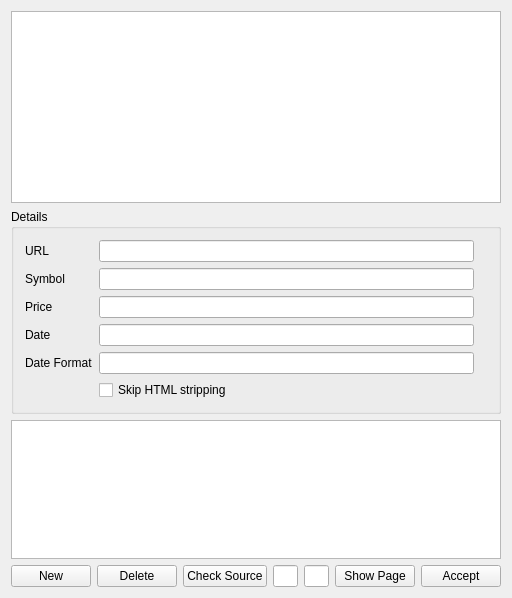
Qt form kmymoney/dialogs/settings/ksettingsonlinequotesdecl.ui (rhabacker/kmymoney) before a commit.
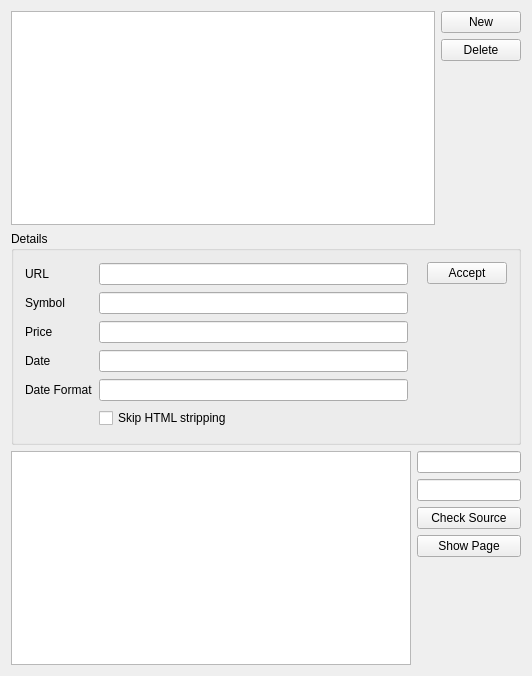
The same form after that commit. Custom widgets are drawn as their Qt base class.

Commit message: Refactor online quote config dialog

Diff of the .ui file:
```diff
--- a/kmymoney/dialogs/settings/ksettingsonlinequotesdecl.ui
+++ b/kmymoney/dialogs/settings/ksettingsonlinequotesdecl.ui
@@ -6,8 +6,8 @@
    <rect>
     <x>0</x>
     <y>0</y>
-    <width>512</width>
-    <height>598</height>
+    <width>532</width>
+    <height>676</height>
    </rect>
   </property>
   <property name="minimumSize">
@@ -19,7 +19,11 @@
   <property name="windowTitle">
    <string>Online Quotes</string>
   </property>
-  <layout class="QVBoxLayout">
+  <layout class="QGridLayout" name="gridLayout_2">
+   <item row="0" column="0">
+    <layout class="QVBoxLayout" name="verticalLayout_5">
+     <item>
+      <layout class="QHBoxLayout" name="horizontalLayout">
    <item>
     <widget class="KListWidget" name="m_quoteSourceList">
      <property name="sizePolicy">
@@ -31,6 +35,39 @@
     </widget>
    </item>
    <item>
+        <layout class="QVBoxLayout" name="verticalLayout">
+         <item>
+          <widget class="KPushButton" name="m_newButton">
+           <property name="text">
+            <string comment="@action create new quote source">New</string>
+           </property>
+          </widget>
+         </item>
+         <item>
+          <widget class="KPushButton" name="m_deleteButton">
+           <property name="text">
+            <string>Delete</string>
+           </property>
+          </widget>
+         </item>
+         <item>
+          <spacer name="verticalSpacer">
+           <property name="orientation">
+            <enum>Qt::Vertical</enum>
+           </property>
+           <property name="sizeHint" stdset="0">
+            <size>
+             <width>20</width>
+             <height>40</height>
+            </size>
+           </property>
+          </spacer>
+         </item>
+        </layout>
+       </item>
+      </layout>
+     </item>
+     <item>
     <widget class="QGroupBox" name="groupParsing">
      <property name="whatsThis">
       <string>&lt;html&gt;&lt;head/&gt;&lt;body&gt;&lt;p&gt;&lt;span style=&quot; font-style:italic;&quot;&gt;Enter regular expressions which can be used to parse the data returned from the URL entered above. The symbol, price, and date must be found in the quote data to be usable. You may also try the KMyMoney forum at &lt;/span&gt;&lt;a href=&quot;https://forum.kde.org/viewforum.php?f=69&quot;&gt;&lt;span style=&quot; text-decoration: underline; color:#2980b9;&quot;&gt;https://forum.kde.org/viewforum.php?f=69&lt;/span&gt;&lt;/a&gt;  or the &lt;span style=&quot; font-style:italic;&quot;&gt;user's mailinglist at &lt;/span&gt;&lt;a href=&quot;mailto:kmymoney@kde.org&quot;&gt;&lt;span style=&quot; font-style:italic; text-decoration: underline; color:#2980b9;&quot;&gt;kmymoney@kde.org&lt;/span&gt;&lt;/a&gt;&lt;span style=&quot; font-style:italic;&quot;&gt; to find what settings work for other users in your country.&lt;/span&gt;&lt;/p&gt;&lt;/body&gt;&lt;/html&gt;</string>
@@ -38,23 +75,15 @@
      <property name="title">
       <string>Details</string>
      </property>
-     <layout class="QGridLayout" name="gridLayout_2">
-      <item row="0" column="0">
+       <layout class="QVBoxLayout" name="verticalLayout_4">
+        <item>
+         <layout class="QHBoxLayout" name="horizontalLayout_2">
+          <item>
        <layout class="QGridLayout" name="gridLayout">
-        <item row="1" column="1">
-         <widget class="KLineEdit" name="m_editSymbol">
+            <item row="2" column="1">
+             <widget class="KLineEdit" name="m_editPrice">
           <property name="toolTip">
-           <string>Regular Expression to extract the symbol from the downloaded data</string>
-          </property>
-         </widget>
-        </item>
-        <item row="0" column="0">
-         <widget class="QLabel" name="textLabel1">
-          <property name="text">
-           <string>URL</string>
-          </property>
-          <property name="wordWrap">
-           <bool>false</bool>
+               <string>Regular Expression to extract the price from the downloaded data</string>
           </property>
          </widget>
         </item>
@@ -68,16 +97,6 @@
           </property>
          </widget>
         </item>
-        <item row="3" column="0">
-         <widget class="QLabel" name="textLabel4">
-          <property name="text">
-           <string>Date</string>
-          </property>
-          <property name="wordWrap">
-           <bool>false</bool>
-          </property>
-         </widget>
-        </item>
         <item row="4" column="1">
          <widget class="KLineEdit" name="m_editDateFormat">
           <property name="toolTip">
@@ -85,44 +104,6 @@
           </property>
          </widget>
         </item>
-        <item row="3" column="1">
-         <widget class="KLineEdit" name="m_editDate">
-          <property name="toolTip">
-           <string>Regular Expression to extract the date from the downloaded data</string>
-          </property>
-         </widget>
-        </item>
-        <item row="0" column="1">
-         <widget class="KLineEdit" name="m_editURL">
-          <property name="toolTip">
-           <string>URL to be used to download the quote</string>
-          </property>
-          <property name="whatsThis">
-           <string>Enter the URL from which stock quotes will be fetched.  &lt;b&gt;%1&lt;/b&gt; will be replaced with the symbol for the security being quoted. For currency conversions, &lt;b&gt;%2&lt;/b&gt; will be replaced with the currency to be quoted and &lt;b&gt;%1&lt;/b&gt; with the currency the quote is based on.</string>
-          </property>
-         </widget>
-        </item>
-        <item row="3" column="2">
-         <widget class="QLabel" name="m_dateCheckLabel">
-          <property name="text">
-           <string/>
-          </property>
-         </widget>
-        </item>
-        <item row="2" column="2">
-         <widget class="QLabel" name="m_priceCheckLabel">
-          <property name="text">
-           <string/>
-          </property>
-         </widget>
-        </item>
-        <item row="2" column="1">
-         <widget class="KLineEdit" name="m_editPrice">
-          <property name="toolTip">
-           <string>Regular Expression to extract the price from the downloaded data</string>
-          </property>
-         </widget>
-        </item>
         <item row="4" column="0">
          <widget class="QLabel" name="textLabel4_2">
           <property name="text">
@@ -143,15 +124,15 @@
           </property>
          </widget>
         </item>
-        <item row="1" column="2">
-         <widget class="QLabel" name="m_symbolCheckLabel">
-          <property name="text">
-           <string/>
+            <item row="1" column="1">
+             <widget class="KLineEdit" name="m_editSymbol">
+              <property name="toolTip">
+               <string>Regular Expression to extract the symbol from the downloaded data</string>
           </property>
          </widget>
         </item>
-        <item row="0" column="2">
-         <widget class="QLabel" name="m_urlCheckLabel">
+            <item row="2" column="2">
+             <widget class="QLabel" name="m_priceCheckLabel">
           <property name="text">
            <string/>
           </property>
@@ -176,6 +157,20 @@
           </property>
          </widget>
         </item>
+            <item row="1" column="2">
+             <widget class="QLabel" name="m_symbolCheckLabel">
+              <property name="text">
+               <string/>
+              </property>
+             </widget>
+            </item>
+            <item row="3" column="2">
+             <widget class="QLabel" name="m_dateCheckLabel">
+              <property name="text">
+               <string/>
+              </property>
+             </widget>
+            </item>
         <item row="4" column="2">
          <widget class="QLabel" name="m_dateFormatCheckLabel">
           <property name="text">
@@ -183,60 +178,117 @@
           </property>
          </widget>
         </item>
-       </layout>
-      </item>
-     </layout>
-    </widget>
-   </item>
+            <item row="0" column="2">
+             <widget class="QLabel" name="m_urlCheckLabel">
+              <property name="text">
+               <string/>
+              </property>
+             </widget>
+            </item>
+            <item row="0" column="1">
+             <widget class="KLineEdit" name="m_editURL">
+              <property name="toolTip">
+               <string>URL to be used to download the quote</string>
+              </property>
+              <property name="whatsThis">
+               <string>Enter the URL from which stock quotes will be fetched.  &lt;b&gt;%1&lt;/b&gt; will be replaced with the symbol for the security being quoted. For currency conversions, &lt;b&gt;%2&lt;/b&gt; will be replaced with the currency to be quoted and &lt;b&gt;%1&lt;/b&gt; with the currency the quote is based on.</string>
+              </property>
+             </widget>
+            </item>
+            <item row="0" column="0">
+             <widget class="QLabel" name="textLabel1">
+              <property name="text">
+               <string>URL</string>
+              </property>
+              <property name="wordWrap">
+               <bool>false</bool>
+              </property>
+             </widget>
+            </item>
+            <item row="3" column="1">
+             <widget class="KLineEdit" name="m_editDate">
+              <property name="toolTip">
+               <string>Regular Expression to extract the date from the downloaded data</string>
+              </property>
+             </widget>
+            </item>
+            <item row="3" column="0">
+             <widget class="QLabel" name="textLabel4">
+              <property name="text">
+               <string>Date</string>
+              </property>
+              <property name="wordWrap">
+               <bool>false</bool>
+              </property>
+             </widget>
+            </item>
+           </layout>
+          </item>
+          <item>
+           <layout class="QVBoxLayout" name="verticalLayout_3">
+            <item>
+             <widget class="KPushButton" name="m_updateButton">
+              <property name="text">
+               <string comment="@action update quotes from online quote source">Accept</string>
+              </property>
+             </widget>
+            </item>
+            <item>
+             <spacer name="verticalSpacer_2">
+              <property name="orientation">
+               <enum>Qt::Vertical</enum>
+              </property>
+              <property name="sizeHint" stdset="0">
+               <size>
+                <width>20</width>
+                <height>40</height>
+               </size>
+              </property>
+             </spacer>
+            </item>
+           </layout>
+          </item>
+         </layout>
+        </item>
+       </layout>
+      </widget>
+     </item>
+     <item>
+      <layout class="QHBoxLayout" name="horizontalLayout_3">
    <item>
     <widget class="QListWidget" name="m_logWindow">
      <property name="enabled">
       <bool>true</bool>
      </property>
-    </widget>
-   </item>
-   <item>
-    <layout class="QHBoxLayout">
-     <item>
-      <widget class="KPushButton" name="m_newButton">
-       <property name="text">
-        <string comment="@action create new quote source">New</string>
-       </property>
-      </widget>
-     </item>
-     <item>
-      <widget class="KPushButton" name="m_deleteButton">
-       <property name="text">
-        <string>Delete</string>
-       </property>
-      </widget>
-     </item>
-     <item>
-      <spacer name="horizontalSpacer_2">
-       <property name="orientation">
-        <enum>Qt::Horizontal</enum>
-       </property>
-       <property name="sizeHint" stdset="0">
+         <property name="sizePolicy">
+          <sizepolicy hsizetype="MinimumExpanding" vsizetype="Expanding">
+           <horstretch>0</horstretch>
+           <verstretch>0</verstretch>
+          </sizepolicy>
+         </property>
+         <property name="minimumSize">
         <size>
-         <width>40</width>
-         <height>20</height>
-        </size>
-       </property>
-      </spacer>
-     </item>
-     <item>
-      <widget class="KPushButton" name="m_checkButton">
-       <property name="text">
-        <string>Check Source</string>
-       </property>
-      </widget>
-     </item>
+           <width>400</width>
+           <height>0</height>
+          </size>
+         </property>
+        </widget>
+       </item>
+       <item>
+        <layout class="QVBoxLayout" name="verticalLayout_2">
      <item>
       <widget class="QLineEdit" name="m_checkSymbol"/>
      </item>
      <item>
       <widget class="QLineEdit" name="m_checkSymbol2"/>
      </item>
+         <item>
+          <widget class="KPushButton" name="m_checkButton">
+           <property name="text">
+            <string>Check Source</string>
+           </property>
+          </widget>
+         </item>
      <item>
       <widget class="KPushButton" name="m_showButton">
        <property name="text">
@@ -245,24 +297,21 @@
       </widget>
      </item>
      <item>
-      <spacer name="horizontalSpacer">
+          <spacer name="verticalSpacer_3">
        <property name="orientation">
-        <enum>Qt::Horizontal</enum>
+            <enum>Qt::Vertical</enum>
        </property>
        <property name="sizeHint" stdset="0">
         <size>
-         <width>40</width>
-         <height>20</height>
+             <width>20</width>
+             <height>40</height>
         </size>
        </property>
       </spacer>
      </item>
-     <item>
-      <widget class="KPushButton" name="m_updateButton">
-       <property name="text">
-        <string comment="@action update quotes from online quote source">Accept</string>
-       </property>
-      </widget>
+        </layout>
+       </item>
+      </layout>
      </item>
     </layout>
    </item>
```
Lines whose indentation alone changed are shown as unchanged.
